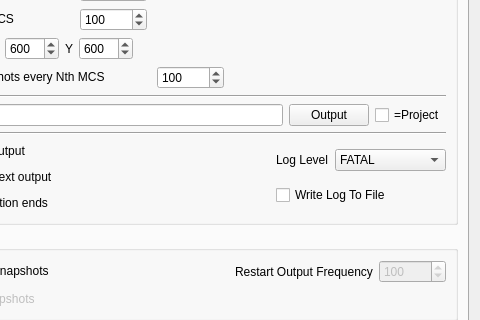
CompuCell3D/cc3d-player5, file cc3d/player5/Configuration/cc3D_prefs.ui: the form before one commit; both pictures show x 187 to 667 and y 96 to 416 of the 667 by 606 pixel window.
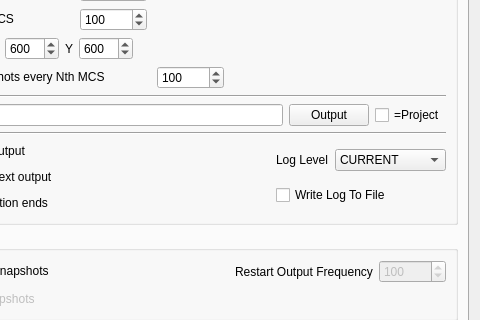
The form after the commit.

Commit message: fixing PR comment about LOG_CURRENT

```diff
--- a/cc3d/player5/Configuration/cc3D_prefs.ui
+++ b/cc3d/player5/Configuration/cc3D_prefs.ui
@@ -415,8 +415,13 @@
               <item row="0" column="1">
                <widget class="QComboBox" name="log_level_combo">
                 <property name="currentText">
-                 <string>FATAL</string>
+                 <string>CURRENT</string>
                 </property>
+                <item>
+                 <property name="text">
+                  <string>CURRENT</string>
+                 </property>
+                </item>
                 <item>
                  <property name="text">
                   <string>FATAL</string>
```
The commit also changes 1 other file.
